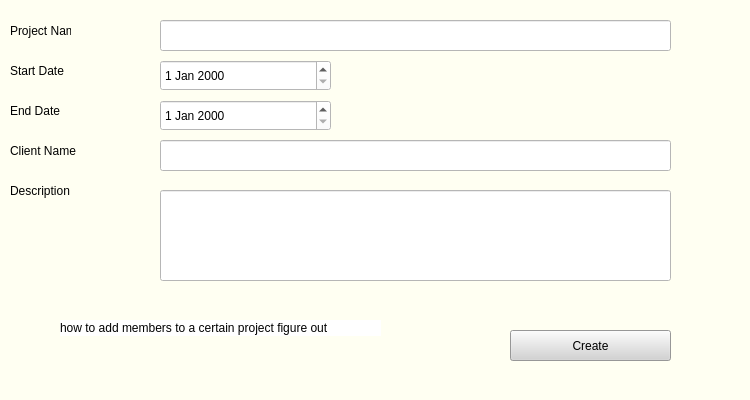
huzaifa112003/Project-Management-Systems, file createditproject.ui: the form before one commit.
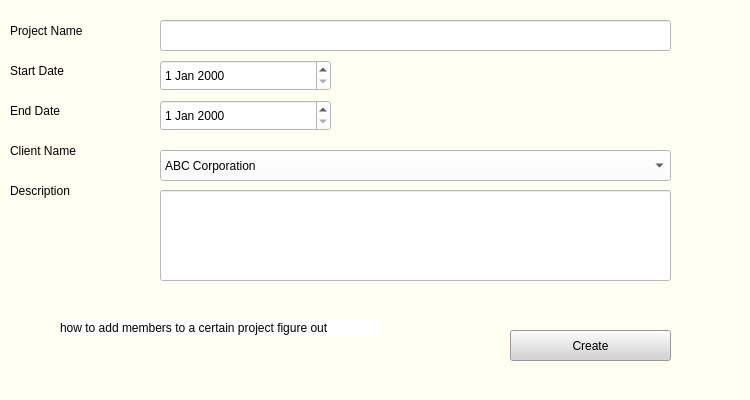
The form after the commit.

Commit message: two func working

```diff
--- a/createditproject.ui
+++ b/createditproject.ui
@@ -34,7 +34,7 @@
     <rect>
      <x>10</x>
      <y>10</y>
-     <width>61</width>
+     <width>141</width>
      <height>41</height>
     </rect>
    </property>
@@ -94,19 +94,6 @@
     <string>Client Name</string>
    </property>
   </widget>
-  <widget class="QLineEdit" name="lineEdit_4">
-   <property name="geometry">
-    <rect>
-     <x>160</x>
-     <y>140</y>
-     <width>511</width>
-     <height>31</height>
-    </rect>
-   </property>
-   <property name="styleSheet">
-    <string notr="true">background: white;</string>
-   </property>
-  </widget>
   <widget class="QLabel" name="label_7">
    <property name="geometry">
     <rect>
@@ -198,6 +185,34 @@
     <string>how to add members to a certain project figure out </string>
    </property>
   </widget>
+  <widget class="QComboBox" name="comboBox">
+   <property name="geometry">
+    <rect>
+     <x>160</x>
+     <y>150</y>
+     <width>511</width>
+     <height>31</height>
+    </rect>
+   </property>
+   <property name="styleSheet">
+    <string notr="true">background: white;</string>
+   </property>
+   <item>
+    <property name="text">
+     <string>ABC Corporation</string>
+    </property>
+   </item>
+   <item>
+    <property name="text">
+     <string>XYZ Ltd</string>
+    </property>
+   </item>
+   <item>
+    <property name="text">
+     <string>Tech Solutions</string>
+    </property>
+   </item>
+  </widget>
  </widget>
  <resources/>
  <connections/>
```
The commit also changes 1 other file.
